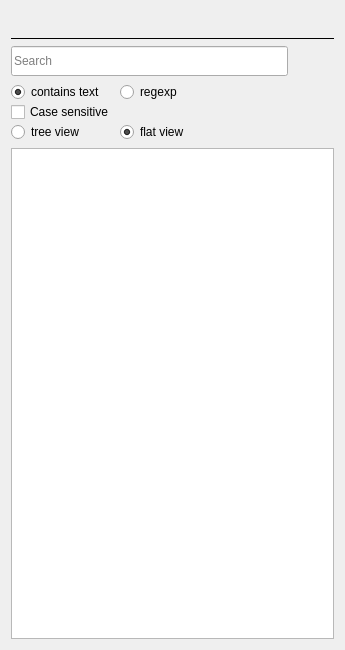
The window that plotter_gui/filterablelistwidget.ui (ziparker/PlotJuggler) describes before a commit, drawn with Qt 5.
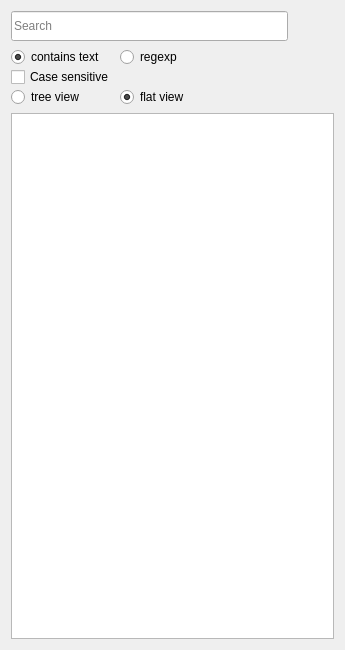
The same window after the commit. Icons and pictures are not drawn.

Commit message: usability improvement for load layout

```diff
--- a/plotter_gui/filterablelistwidget.ui
+++ b/plotter_gui/filterablelistwidget.ui
@@ -14,37 +14,8 @@
    <string>MainWindow</string>
   </property>
   <layout class="QVBoxLayout" name="verticalLayout_2">
-   <item>
-    <widget class="QToolBar" name="mainToolBar">
-     <property name="minimumSize">
-      <size>
-       <width>0</width>
-       <height>20</height>
-      </size>
-     </property>
-     <property name="movable">
-      <bool>false</bool>
-     </property>
-     <property name="floatable">
-      <bool>false</bool>
-     </property>
-    </widget>
-   </item>
    <item>
     <layout class="QVBoxLayout" name="verticalLayout">
-     <item>
-      <widget class="Line" name="line">
-       <property name="frameShadow">
-        <enum>QFrame::Plain</enum>
-       </property>
-       <property name="lineWidth">
-        <number>1</number>
-       </property>
-       <property name="orientation">
-        <enum>Qt::Horizontal</enum>
-       </property>
-      </widget>
-     </item>
      <item>
       <layout class="QHBoxLayout" name="horizontalLayout" stretch="1,0">
        <item>
```
The commit also changes 2 other files.
